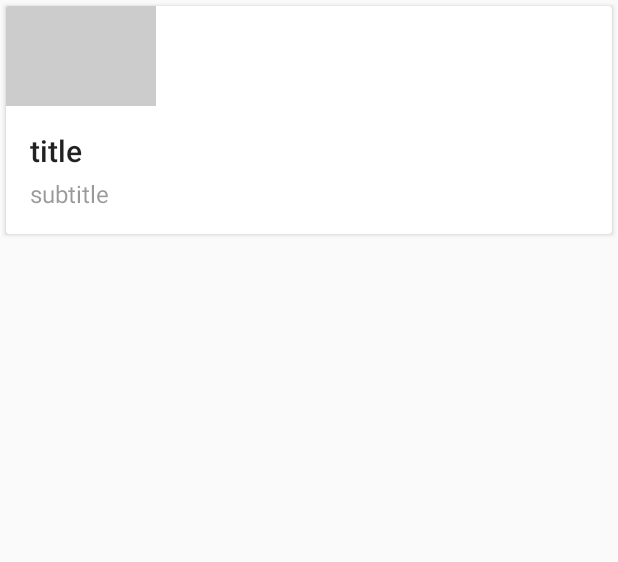
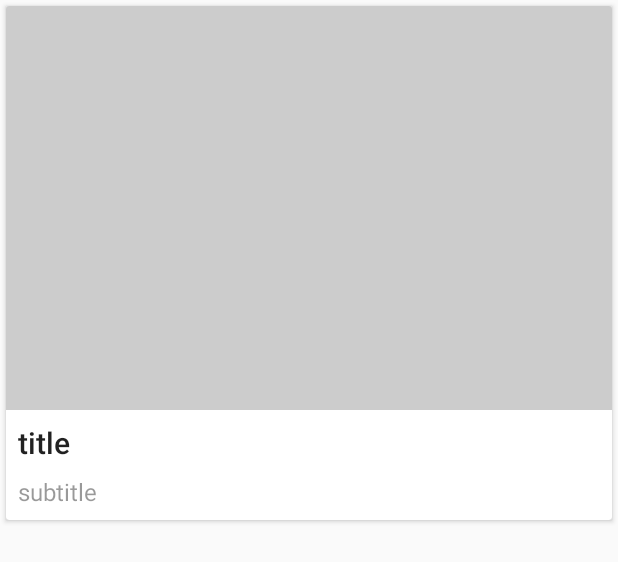
Before and after one commit to robsterthelobster/XYZReader, an Android app: the layout list_item_article.xml on its own in the app's theme, with its tools: preview values and no code run, on a phone screen of 412 x 824 dp. Shown: the top 562 px of the screen. Run offline under Robolectric (Android 15) with nearby library versions, the phone set to English and light mode, and no system bars.

```diff
--- a/XYZReader/app/src/main/res/layout/list_item_article.xml
+++ b/XYZReader/app/src/main/res/layout/list_item_article.xml
@@ -9,7 +9,8 @@
     android:layout_marginBottom="4dp"
     android:clickable="true"
     android:focusable="true"
-    android:foreground="?selectableItemBackground">
+    android:foreground="?selectableItemBackground"
+    android:elevation="4dp">
 
     <LinearLayout
         android:layout_width="match_parent"
@@ -19,18 +20,19 @@
         <!--suppress AndroidLintContentDescription -->
         <com.example.xyzreader.ui.DynamicHeightNetworkImageView
             android:id="@+id/thumbnail"
-            android:layout_width="100dp"
-            android:layout_height="100dp"
+            android:layout_width="match_parent"
+            android:layout_height="match_parent"
+            android:scaleType="centerCrop"
             android:background="@color/photo_placeholder" />
 
         <TextView
             android:id="@+id/article_title"
             android:layout_width="match_parent"
             android:layout_height="wrap_content"
-            android:paddingLeft="16dp"
-            android:paddingTop="16dp"
-            android:paddingRight="16dp"
-            android:paddingBottom="4dp"
+            android:paddingLeft="8dp"
+            android:paddingRight="8dp"
+            android:paddingTop="8dp"
+            android:paddingBottom="8dp"
             android:ellipsize="end"
             android:maxLines="4"
             android:textAppearance="@style/TextAppearance.AppCompat.Title"
@@ -40,9 +42,9 @@
             android:id="@+id/article_subtitle"
             android:layout_width="match_parent"
             android:layout_height="wrap_content"
-            android:paddingLeft="16dp"
-            android:paddingRight="16dp"
-            android:paddingBottom="16dp"
+            android:paddingLeft="8dp"
+            android:paddingRight="8dp"
+            android:paddingBottom="8dp"
             android:textColor="#6000"
             android:maxLines="1"
             android:singleLine="true"
--- a/XYZReader/app/src/main/res/values-land/macro_layout.xml
+++ b/XYZReader/app/src/main/res/values-land/macro_layout.xml
@@ -1,5 +1,5 @@
 <resources>
     <!-- detail -->
-    <dimen name="detail_photo_height">224dp</dimen>
+    <dimen name="detail_photo_height">350dp</dimen>
     <dimen name="detail_inner_horiz_margin">112dp</dimen>
 </resources>
--- a/XYZReader/app/src/main/res/values-sw600dp-land/macro_layout.xml
+++ b/XYZReader/app/src/main/res/values-sw600dp-land/macro_layout.xml
@@ -1,7 +1,4 @@
 <resources>
     <!-- detail -->
-    <bool name="detail_is_card">true</bool>
-
-    <dimen name="detail_photo_height">600dp</dimen>
-    <dimen name="detail_card_top_margin">256dp</dimen>
+    <dimen name="detail_photo_height">800dp</dimen>
 </resources>
--- a/XYZReader/app/src/main/res/values-sw600dp/macro_layout.xml
+++ b/XYZReader/app/src/main/res/values-sw600dp/macro_layout.xml
@@ -1,7 +1,6 @@
 <resources>
     <!-- detail -->
-    <dimen name="detail_photo_height">384dp</dimen>
-    <dimen name="detail_card_top_margin">384dp</dimen>
+    <dimen name="detail_photo_height">800dp</dimen>
     <dimen name="detail_inner_horiz_margin">64dp</dimen>
     <dimen name="detail_metabar_vert_padding">32dp</dimen>
     <dimen name="detail_metabar_title_bottom_padding">8dp</dimen>
--- a/XYZReader/app/src/main/res/values/macro_layout.xml
+++ b/XYZReader/app/src/main/res/values/macro_layout.xml
@@ -13,5 +13,5 @@
     <dimen name="detail_metabar_vert_padding">16dp</dimen>
     <dimen name="detail_metabar_title_bottom_padding">4dp</dimen>
     <dimen name="detail_body_top_margin">16dp</dimen>
-    <dimen name="detail_body_bottom_margin">88dp</dimen>
+    <dimen name="detail_body_bottom_margin">48dp</dimen>
 </resources>
```
Also changed, not shown: XYZReader/app/src/main/java/com/example/xyzreader/ui/ArticleDetailActivity.java (+26 -2 lines), XYZReader/app/src/main/java/com/example/xyzreader/ui/ArticleDetailFragment.java (+14 -43 lines), XYZReader/app/src/main/res/layout/fragment_article_detail.xml (+28 -31 lines).
